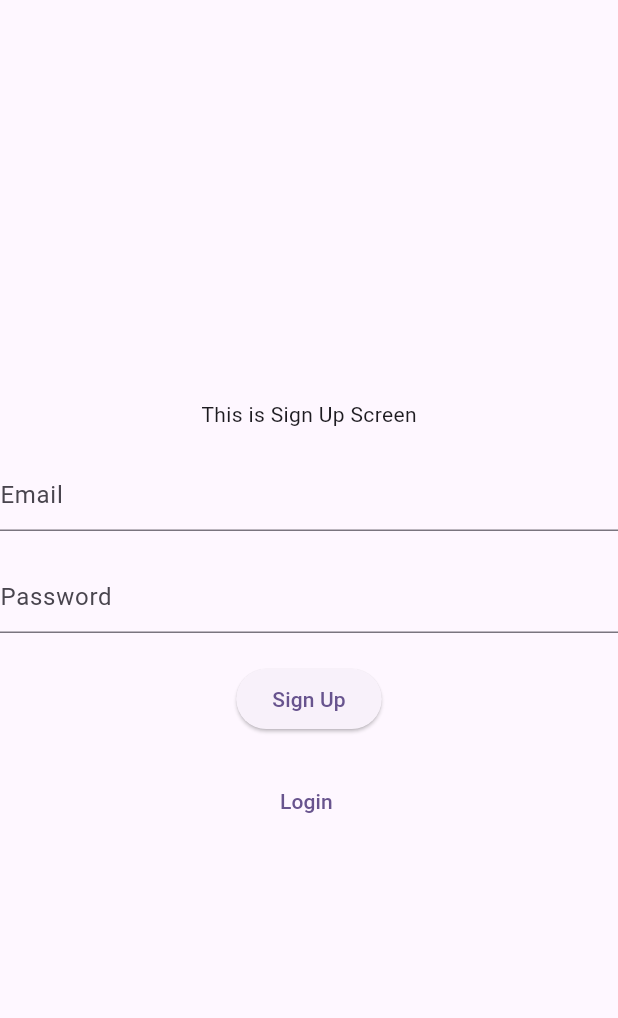
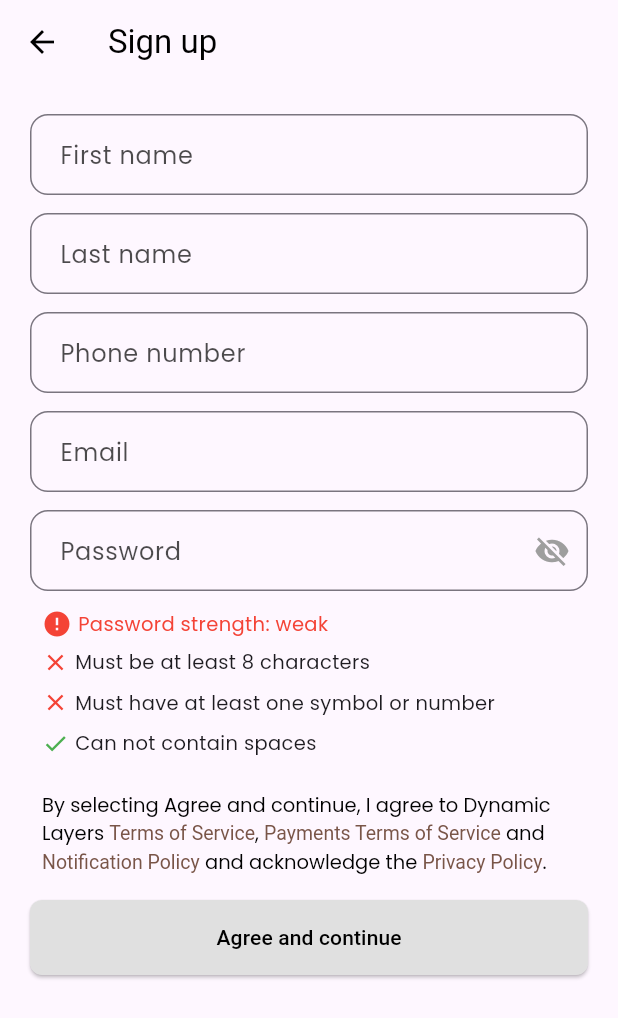
Before and after one commit to theabdulraffay/Testing-Repo, a Flutter app: the screen it shows after launch, on a phone screen of 412 x 824 dp. Shown: the top 1018 px of the screen. Run offline on Flutter 3.47's test engine with Material 3 defaults, Android fonts, the phone set to English and light mode, and no system bars; our stand-ins replace cloud_firestore, firebase_auth, firebase_core, firebase_database, google_fonts, image_picker; accounts and stored records are empty.

Commit message:
feat: signup integrated

```diff
--- a/lib/Services/splash_screen_service.dart
+++ b/lib/Services/splash_screen_service.dart
@@ -1,5 +1,5 @@
 import 'package:dummy_project/Testing/screens/firestore/firestore_list_screen.dart';
-import 'package:dummy_project/Testing/screens/sign_up_screen.dart';
+import 'package:dummy_project/screens/sign_up_screen.dart';
 import 'package:firebase_auth/firebase_auth.dart';
 import 'package:flutter/material.dart';
 
--- a/lib/Testing/screens/sign_up_screen.dart
+++ b/lib/Testing/screens/sign_up_screen.dart
@@ -57,7 +57,7 @@ class _SignUpScreenState extends State<SignUpScreen> {
                   MaterialPageRoute(builder: (builder) => LoginScreen()),
                 );
               },
-              child: Text('Login '),
+              child: Text('nana '),
             ),
           ],
         ),
--- /dev/null
+++ b/lib/components/continue_button.dart
@@ -0,0 +1,26 @@
+import 'package:flutter/material.dart';
+
+class ContinueButton extends StatelessWidget {
+  final VoidCallback onPressed;
+
+  const ContinueButton({
+    super.key,
+    required this.onPressed,
+  });
+
+  @override
+  Widget build(BuildContext context) {
+    return ElevatedButton(
+      onPressed: onPressed,
+      style: ElevatedButton.styleFrom(
+        backgroundColor: Colors.grey[300],
+        foregroundColor: Colors.black,
+        padding: const EdgeInsets.symmetric(vertical: 15),
+        shape: RoundedRectangleBorder(
+          borderRadius: BorderRadius.circular(8.0),
+        ),
+      ),
+      child: const Text('Agree and continue'),
+    );
+  }
+}
--- /dev/null
+++ b/lib/components/input_field.dart
@@ -0,0 +1,40 @@
+import 'package:flutter/material.dart';
+import 'package:google_fonts/google_fonts.dart';
+
+class InputField extends StatelessWidget {
+  final String hintText;
+  final TextInputType keyboardType;
+  final TextEditingController? controller;
+
+  const InputField({
+    super.key,
+    required this.hintText,
+    this.keyboardType = TextInputType.text,
+    this.controller,
+  });
+
+  @override
+  Widget build(BuildContext context) {
+    return TextField(
+      controller: controller,
+      keyboardType: keyboardType,
+      decoration: InputDecoration(
+        border: OutlineInputBorder(
+          borderRadius: BorderRadius.circular(12.0),
+          borderSide: const BorderSide(color: Colors.grey),
+        ),
+        focusedBorder: OutlineInputBorder(
+          borderRadius: BorderRadius.circular(12.0),
+          borderSide: const BorderSide(color: Colors.black),
+        ),
+        hintText: hintText,
+        hintStyle: GoogleFonts.poppins(
+          color: Colors.black.withOpacity(0.7),
+          fontSize: 16,
+        ),
+        contentPadding:
+            const EdgeInsets.symmetric(vertical: 15, horizontal: 16),
+      ),
+    );
+  }
+}
--- /dev/null
+++ b/lib/components/pass_strength_indicator.dart
@@ -0,0 +1,49 @@
+import 'package:flutter/material.dart';
+import 'package:google_fonts/google_fonts.dart';
+
+class PasswordStrengthIndicator extends StatelessWidget {
+  final String strength;
+
+  const PasswordStrengthIndicator({
+    super.key,
+    required this.strength,
+  });
+
+  @override
+  Widget build(BuildContext context) {
+    Color indicatorColor;
+    String strengthText;
+
+    switch (strength) {
+      case 'strong':
+        indicatorColor = Colors.green;
+        strengthText = 'strong';
+        break;
+      case 'medium':
+        indicatorColor = Colors.orange;
+        strengthText = 'medium';
+        break;
+      default:
+        indicatorColor = Colors.red;
+        strengthText = 'weak';
+    }
+
+    return Padding(
+      padding: const EdgeInsets.only(left: 8.0),
+      child: Row(
+        children: [
+          Icon(strength == 'weak' ? Icons.error : Icons.info_outline,
+              color: indicatorColor, size: 20),
+          const SizedBox(width: 4),
+          Text(
+            'Password strength: $strengthText',
+            style: GoogleFonts.poppins(
+              color: indicatorColor,
+              fontSize: 13,
+            ),
+          ),
+        ],
+      ),
+    );
+  }
+}
--- /dev/null
+++ b/lib/components/password_field.dart
@@ -0,0 +1,47 @@
+import 'package:flutter/material.dart';
+import 'package:google_fonts/google_fonts.dart';
+
+class PasswordField extends StatelessWidget {
+  final TextEditingController controller;
+  final bool isPasswordVisible;
+  final VoidCallback togglePasswordVisibility;
+
+  const PasswordField({
+    super.key,
+    required this.controller,
+    required this.isPasswordVisible,
+    required this.togglePasswordVisibility,
+  });
+
+  @override
+  Widget build(BuildContext context) {
+    return TextField(
+      controller: controller,
+      obscureText: !isPasswordVisible,
+      decoration: InputDecoration(
+        border: OutlineInputBorder(
+          borderRadius: BorderRadius.circular(12.0),
+          borderSide: const BorderSide(color: Colors.grey),
+        ),
+        focusedBorder: OutlineInputBorder(
+          borderRadius: BorderRadius.circular(12.0),
+          borderSide: const BorderSide(color: Colors.black),
+        ),
+        hintText: 'Password',
+        hintStyle: GoogleFonts.poppins(
+          color: Colors.black.withOpacity(0.7),
+          fontSize: 16,
+        ),
+        contentPadding:
+            const EdgeInsets.symmetric(vertical: 15, horizontal: 16),
+        suffixIcon: IconButton(
+          icon: Icon(
+            isPasswordVisible ? Icons.visibility : Icons.visibility_off,
+            color: Colors.grey,
+          ),
+          onPressed: togglePasswordVisibility,
+        ),
+      ),
+    );
+  }
+}
--- /dev/null
+++ b/lib/components/password_requirements.dart
@@ -0,0 +1,72 @@
+import 'package:flutter/material.dart';
+import 'package:google_fonts/google_fonts.dart';
+
+class PasswordRequirements extends StatelessWidget {
+  final String password;
+
+  const PasswordRequirements({
+    super.key,
+    required this.password,
+  });
+
+  @override
+  Widget build(BuildContext context) {
+    final bool hasEightChars = password.length >= 8;
+    final bool hasSymbolOrNumber = password.contains(RegExp(r'[0-9]')) ||
+        password.contains(RegExp(r'[!@#$%^&*(),.?":{}|<>]'));
+    final bool hasNoSpaces = !password.contains(' ');
+
+    return Column(
+      crossAxisAlignment: CrossAxisAlignment.start,
+      spacing: 4,
+      children: [
+        RequirementItem(
+          text: 'Must be at least 8 characters',
+          isMet: hasEightChars,
+        ),
+        RequirementItem(
+          text: 'Must have at least one symbol or number',
+          isMet: hasSymbolOrNumber,
+        ),
+        RequirementItem(
+          text: 'Can not contain spaces',
+          isMet: hasNoSpaces,
+        ),
+      ],
+    );
+  }
+}
+
+class RequirementItem extends StatelessWidget {
+  final String text;
+  final bool isMet;
+
+  const RequirementItem({
+    super.key,
+    required this.text,
+    required this.isMet,
+  });
+
+  @override
+  Widget build(BuildContext context) {
+    return Padding(
+      padding: const EdgeInsets.symmetric(vertical: 2.0, horizontal: 8.0),
+      child: Row(
+        children: [
+          Icon(
+            isMet ? Icons.check : Icons.close,
+            color: isMet ? Colors.green : Colors.red,
+            size: 18,
+          ),
+          const SizedBox(width: 4),
+          Text(
+            text,
+            style: GoogleFonts.poppins(
+              fontSize: 13,
+            ),
+          ),
+        ],
+      ),
+    );
+  }
+}
--- /dev/null
+++ b/lib/components/term_and_privacy_text.dart
@@ -0,0 +1,48 @@
+import 'package:flutter/material.dart';
+import 'package:google_fonts/google_fonts.dart';
+
+class TermsAndPrivacyText extends StatelessWidget {
+  const TermsAndPrivacyText({super.key});
+
+  @override
+  Widget build(BuildContext context) {
+    return Padding(
+      padding: const EdgeInsets.symmetric(horizontal: 8.0),
+      child: RichText(
+        text: TextSpan(
+          style: GoogleFonts.poppins(
+            color: Colors.black,
+            fontSize: 13,
+          ),
+          children: [
+            const TextSpan(
+              text:
+                  'By selecting Agree and continue, I agree to Dynamic Layers ',
+            ),
+            TextSpan(
+              text: 'Terms of Service',
+              style: const TextStyle(color: Colors.brown),
+              // This would typically have a tap gesture detector
+            ),
+            const TextSpan(text: ', '),
+            TextSpan(
+              text: 'Payments Terms of Service',
+              style: const TextStyle(color: Colors.brown),
+            ),
+            const TextSpan(text: ' and '),
+            TextSpan(
+              text: 'Notification Policy',
+              style: const TextStyle(color: Colors.brown),
+            ),
+            const TextSpan(text: ' and acknowledge the '),
+            TextSpan(
+              text: 'Privacy Policy',
+              style: const TextStyle(color: Colors.brown),
+            ),
+            const TextSpan(text: '.'),
+          ],
+        ),
+      ),
+    );
+  }
+}
--- a/lib/main.dart
+++ b/lib/main.dart
@@ -1,4 +1,4 @@
-import 'package:dummy_project/Testing/screens/splash_screen.dart';
+import 'package:dummy_project/screens/splash_screen.dart';
 import 'package:firebase_core/firebase_core.dart';
 import 'package:flutter/material.dart';
 
--- /dev/null
+++ b/lib/screens/sign_up_screen.dart
@@ -0,0 +1,270 @@
+import 'dart:developer';
+
+import 'package:cloud_firestore/cloud_firestore.dart';
+import 'package:dummy_project/Testing/screens/home_screen.dart';
+import 'package:dummy_project/Testing/screens/login_screen.dart';
+import 'package:dummy_project/components/continue_button.dart';
+import 'package:dummy_project/components/input_field.dart';
+import 'package:dummy_project/components/pass_strength_indicator.dart';
+import 'package:dummy_project/components/password_field.dart';
+import 'package:dummy_project/components/password_requirements.dart';
+import 'package:dummy_project/components/term_and_privacy_text.dart';
+import 'package:firebase_auth/firebase_auth.dart';
+import 'package:flutter/material.dart';
+import 'package:google_fonts/google_fonts.dart';
+
+// class SignUpScreen extends StatefulWidget {
+//   const SignUpScreen({super.key});
+
+//   @override
+//   State<SignUpScreen> createState() => _SignUpScreenState();
+// }
+
+// class _SignUpScreenState extends State<SignUpScreen> {
+//   final TextEditingController emailController = TextEditingController();
+//   final TextEditingController passwordController = TextEditingController();
+//   String role = 'Parent';
+
+//   @override
+//   Widget build(BuildContext context) {
+//     return Scaffold(
+//       body: Center(
+//         child: Padding(
+//           padding: const EdgeInsets.symmetric(horizontal: 20.0),
+//           child: Column(
+//             spacing: 20,
+//             mainAxisAlignment: MainAxisAlignment.center,
+//             children: [
+//               Text('This is Sign Up Screen'),
+//               TextField(
+//                 controller: emailController,
+//                 decoration: InputDecoration(hintText: 'Email'),
+//               ),
+//               TextField(
+//                 controller: passwordController,
+//                 decoration: InputDecoration(hintText: 'Password'),
+//               ),
+//               DropdownButtonFormField(
+//                 value: 'Parent',
+//                 items: [
+//                   DropdownMenuItem(
+//                     value: 'Parent',
+//                     child: Text('Parent'),
+//                   ),
+//                   DropdownMenuItem(
+//                     value: 'Child',
+//                     child: Text('Child'),
+//                   ),
+//                 ],
+//                 onChanged: (value) {
+//                   role = value.toString();
+//                 },
+//                 decoration: InputDecoration(hintText: 'Select Role'),
+//               ),
+//               ElevatedButton(
+//                 onPressed: () async {
+//                   print(role);
+//                   // try {
+//                   //   await FirebaseAuth.instance.createUserWithEmailAndPassword(
+//                   //     email: emailController.text,
+//                   //     password: passwordController.text,
+//                   //   );
+//                   //   Navigator.push(
+//                   //     context,
+//                   //     MaterialPageRoute(builder: (builder) => HomeScreen()),
+//                   //   );
+//                   // } catch (e) {
+//                   //   ScaffoldMessenger.of(
+//                   //     context,
+//                   //   ).showSnackBar(SnackBar(content: Text(e.toString())));
+//                   // }
+//                 },
+//                 child: const Text('Sign Up'),
+//               ),
+//               TextButton(
+//                 onPressed: () {
+//                   Navigator.push(
+//                     context,
+//                     MaterialPageRoute(builder: (builder) => LoginScreen()),
+//                   );
+//                 },
+//                 child: Text('hehe '),
+//               ),
+//             ],
+//           ),
+//         ),
+//       ),
+//     );
+//   }
+// }
+
+class SignUpScreen extends StatefulWidget {
+  const SignUpScreen({super.key});
+
+  @override
+  State<SignUpScreen> createState() => _SignUpScreenState();
+}
+
+class _SignUpScreenState extends State<SignUpScreen> {
+  final TextEditingController _passwordController = TextEditingController();
+  final TextEditingController _firstNameController = TextEditingController();
+  final TextEditingController _lastNameController = TextEditingController();
+  final TextEditingController _phNumberController = TextEditingController();
+  final TextEditingController _emailController = TextEditingController();
+  bool _isPasswordVisible = false;
+  String _passwordStrength = 'weak';
+
+  @override
+  void initState() {
+    super.initState();
+    _passwordController.addListener(_updatePasswordStrength);
+  }
+
+  void _updatePasswordStrength() {
+    // Simple password strength check logic
+    final password = _passwordController.text;
+    setState(() {
+      if (password.length >= 8 &&
+          (password.contains(RegExp(r'[0-9]')) ||
+              password.contains(RegExp(r'[!@#$%^&*(),.?":{}|<>]'))) &&
+          !password.contains(' ')) {
+        _passwordStrength = 'strong';
+      } else if (password.length >= 8) {
+        _passwordStrength = 'medium';
+      } else {
+        _passwordStrength = 'weak';
+      }
+    });
+    log('Password strength: $_passwordStrength');
+  }
+
+  @override
+  void dispose() {
+    _passwordController.removeListener(_updatePasswordStrength);
+    _passwordController.dispose();
+    super.dispose();
+  }
+
+  @override
+  Widget build(BuildContext context) {
+    return Scaffold(
+      appBar: AppBar(
+        title: const Text('Sign up'),
+        leading: IconButton(
+          icon: const Icon(Icons.arrow_back),
+          onPressed: () {},
+        ),
+        elevation: 0,
+        // backgroundColor: Colors.white,
+        foregroundColor: Colors.black,
+      ),
+      // backgroundColor: Colors.white,
+      body: SingleChildScrollView(
+        child: Padding(
+          padding: const EdgeInsets.all(20.0),
+          child: Column(
+            crossAxisAlignment: CrossAxisAlignment.stretch,
+            mainAxisAlignment: MainAxisAlignment.spaceBetween,
+            children: [
+              Column(
+                children: [
+                  InputField(
+                    hintText: 'First name',
+                    controller: _firstNameController,
+                  ),
+                  const SizedBox(height: 12),
+                  InputField(
+                    hintText: 'Last name',
+                    controller: _lastNameController,
+                  ),
+                  const SizedBox(height: 12),
+                  InputField(
+                    hintText: 'Phone number',
+                    keyboardType: TextInputType.phone,
+                    controller: _phNumberController,
+                  ),
+                  const SizedBox(height: 12),
+                  InputField(
+                    hintText: 'Email',
+                    keyboardType: TextInputType.emailAddress,
+                    controller: _emailController,
+                  ),
+                  const SizedBox(height: 12),
+                  PasswordField(
+                    controller: _passwordController,
+                    isPasswordVisible: _isPasswordVisible,
+                    togglePasswordVisibility: () {
+                      setState(() {
+                        _isPasswordVisible = !_isPasswordVisible;
+                      });
+                    },
+                  ),
+                  const SizedBox(height: 12),
+                  PasswordStrengthIndicator(strength: _passwordStrength),
+                  const SizedBox(height: 4),
+                  PasswordRequirements(
+                    password: _passwordController.text,
+                  ),
+                  const SizedBox(height: 20),
+                ],
+              ),
+              Column(
+                crossAxisAlignment: CrossAxisAlignment.stretch,
+                children: [
+                  const TermsAndPrivacyText(),
+                  const SizedBox(height: 16),
+                  ContinueButton(
+                    onPressed: () async {
+                      if (_passwordStrength != 'strong') {
+                        ScaffoldMessenger.of(context).showSnackBar(
+                          const SnackBar(
+                            content: Text('Enter a strong password'),
+                          ),
+                        );
+                        return;
+                      }
+                      final user = await FirebaseAuth.instance
+                          .createUserWithEmailAndPassword(
+                              email: _emailController.text,
+                              password: _passwordController.text);
+                      if (user.user != null) {
+                        await FirebaseFirestore.instance
+                            .collection('users')
+                            .doc(user.user!.uid)
+                            .set({
+                          'firstName': _firstNameController.text,
+                          'lastName': _lastNameController.text,
+                          'phoneNumber': _phNumberController.text,
+                          'email': _emailController.text,
+                        }).then((value) {
+                          Navigator.push(
+                            context,
+                            MaterialPageRoute(
+                              builder: (context) => HomeScreen(),
+                            ),
+                          );
+                        }).onError((error, trace) {
+                          ScaffoldMessenger.of(context).showSnackBar(
+                            SnackBar(
+                              content: Text(error.toString()),
+                            ),
+                          );
+                        });
+                      } else {
+                        ScaffoldMessenger.of(context).showSnackBar(
+                          const SnackBar(
+                            content: Text('Sign up failed'),
+                          ),
+                        );
+                      }
+                    },
+                  ),
+                ],
+              )
+            ],
+          ),
+        ),
+      ),
+    );
+  }
+}
--- /dev/null
+++ b/lib/screens/splash_screen.dart
@@ -0,0 +1,35 @@
+import 'dart:async';
+
+import 'package:dummy_project/Services/splash_screen_service.dart';
+import 'package:flutter/material.dart';
+
+class SplashScreen extends StatefulWidget {
+  const SplashScreen({super.key});
+
+  @override
+  State<SplashScreen> createState() => _SplashScreenState();
+}
+
+class _SplashScreenState extends State<SplashScreen> {
+  @override
+  void initState() {
+    super.initState();
+    Timer(Duration(seconds: 3), () {
+      SplashScreenService(context: context).getCurrentuser();
+    });
+  }
+
+  @override
+  Widget build(BuildContext context) {
+    return Scaffold(
+      body: Center(
+        child: Column(
+          mainAxisAlignment: MainAxisAlignment.center,
+          children: [
+            const Text('This is Splash Screen'),
+          ],
+        ),
+      ),
+    );
+  }
+}
--- a/pubspec.yaml
+++ b/pubspec.yaml
@@ -42,6 +42,8 @@ dependencies:
   firebase_storage: ^12.4.4
   flutter_bloc: ^9.1.0
   equatable: ^2.0.7
+  google_fonts: ^6.2.1
+  flutter_svg: ^2.0.17
 
 dev_dependencies:
   flutter_test:
```
Also changed, not shown: pubspec.lock, 1 other file.
